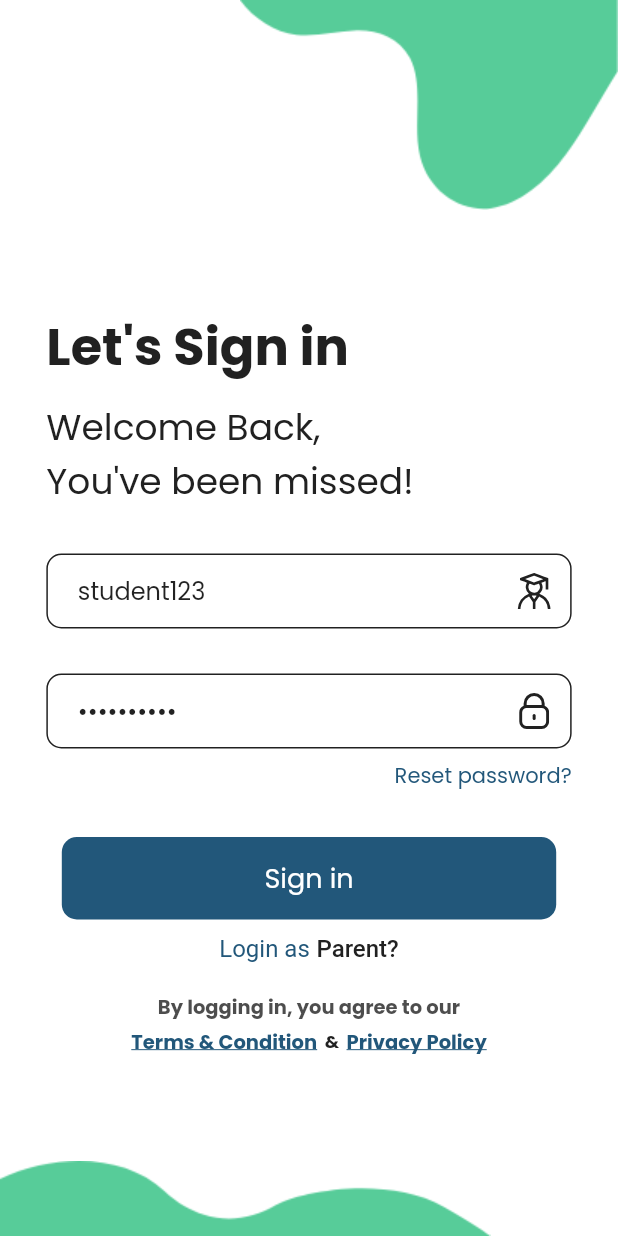
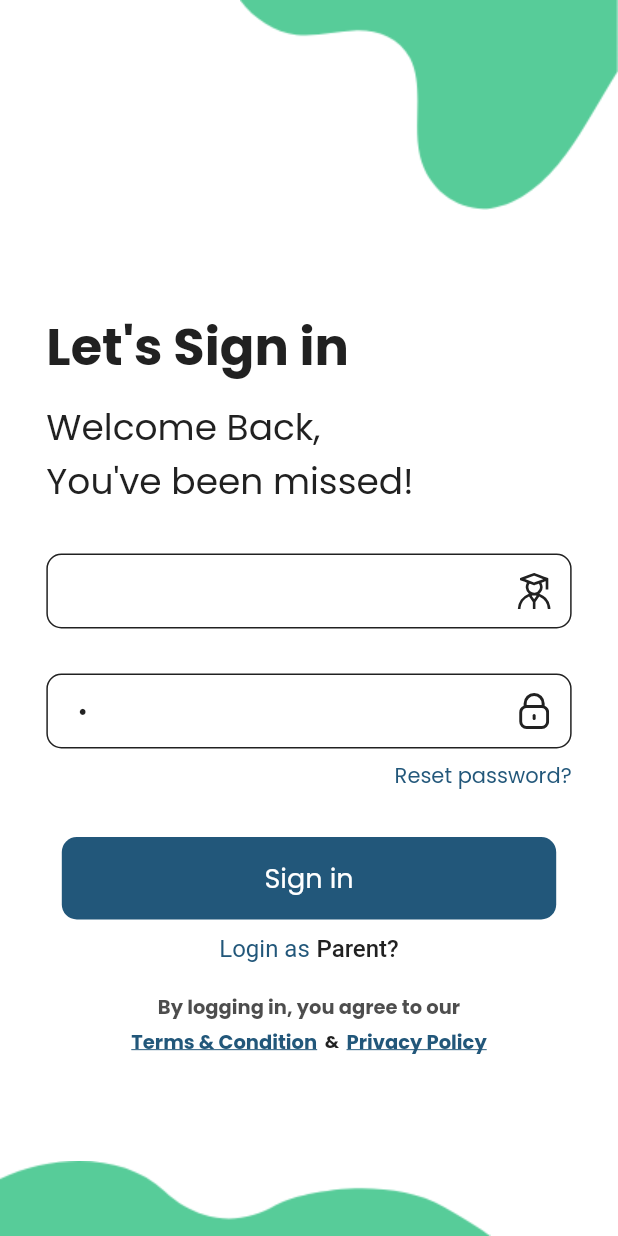
Before and after one commit to devalenya1/KAYAN_SCHOOL, a Flutter app: the StudentLoginScreen screen opened by its route, on a phone screen of 412 x 824 dp. Run offline on Flutter 3.47's test engine with Material 2 defaults, Android fonts, the phone set to English and light mode, and no system bars; our stand-ins replace awesome_notifications, bloc, cached_network_image, carousel_slider, dio, dotted_border and 21 more; missing offline and left inert: external_path, flutter_stripe, flutter_tex, flutter_windowmanager, razorpay_flutter; accounts and stored records are empty; network calls fail; project files that could hold a hidden picture were left out.

Commit message:
Update studentLoginScreen.dart

```diff
--- a/lib/ui/screens/auth/studentLoginScreen.dart
+++ b/lib/ui/screens/auth/studentLoginScreen.dart
@@ -60,10 +60,10 @@ class _StudentLoginScreenState extends State<StudentLoginScreen>
   );
 
   final TextEditingController _grNumberTextEditingController =
-      TextEditingController(text: "student123"); //default grNumber
+      TextEditingController(text: " "); //default grNumber
 
   final TextEditingController _passwordTextEditingController =
-      TextEditingController(text: "student123"); //default password
+      TextEditingController(text: " "); //default password
 
   bool _hidePassword = true;
 
```
